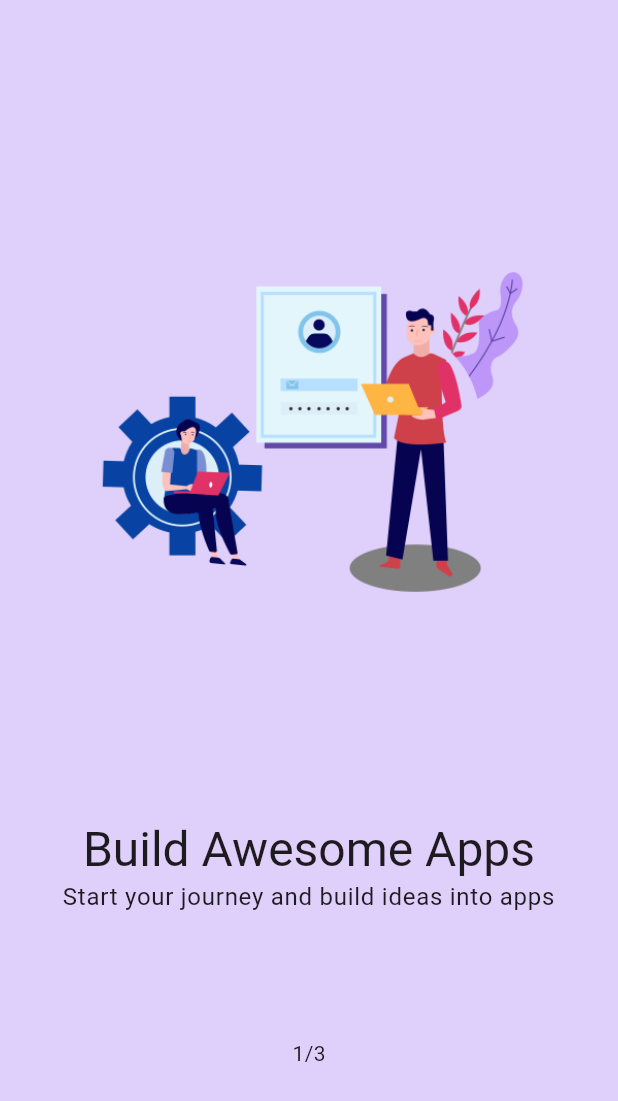
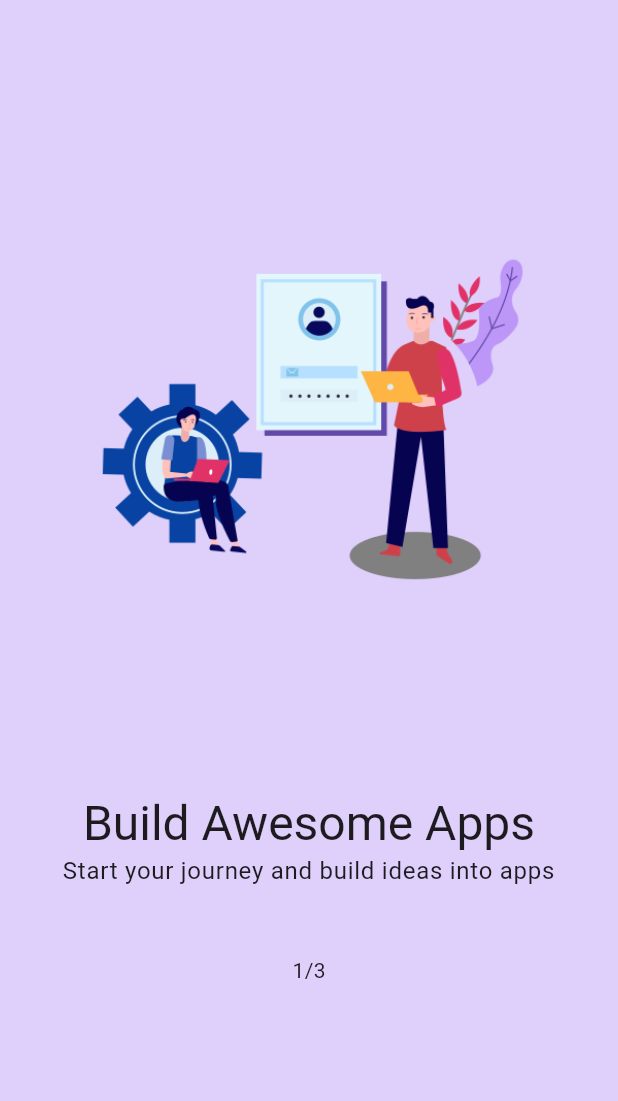
Before and after one commit to zobaer53/flutter_login_template, a Flutter app: the screen it shows after launch, on a phone screen of 412 x 824 dp. Shown: the top 1101 px of the screen. Run offline on Flutter 3.47's test engine with Material 3 defaults, Android fonts, the light colour scheme and no system bars; drawn by our look-alikes of liquid_swipe; our stand-ins replace get, google_fonts.

Commit message:
refactor -- first screen og onBoarding page

```diff
--- a/lib/src/features/authentication/screens/on_boarding/on_boarding_screen.dart
+++ b/lib/src/features/authentication/screens/on_boarding/on_boarding_screen.dart
@@ -12,6 +12,7 @@ class OnBoardingScreen extends StatelessWidget {
 
   @override
   Widget build(BuildContext context) {
+    final size = MediaQuery.of(context).size; // size of the device screen
     return Scaffold(
       body: Stack(
         children: [
@@ -30,7 +31,10 @@ class OnBoardingScreen extends StatelessWidget {
 
                   mainAxisAlignment: MainAxisAlignment.spaceEvenly,
                   children: [
-                    Image.asset(Assets.onboardingOnboarding1),
+                    Image.asset(
+                      Assets.onboardingOnboarding1,
+                      height: size.height * .5,
+                    ), //50% of devices height
 
                     /*
                     * column bellow will not be effected
@@ -39,14 +43,21 @@ class OnBoardingScreen extends StatelessWidget {
 
                     Column(
                       children: [
-                        Text(zOnBoardingTitle1,
-                          style: Theme.of(context).textTheme.headlineLarge,),
-                        Text(zOnBoardingSubTitle1,
+                        Text(
+                          zOnBoardingTitle1,
+                          style: Theme.of(context).textTheme.headlineLarge,
+                        ),
+                        Text(
+                          zOnBoardingSubTitle1,
                           style: Theme.of(context).textTheme.bodyLarge,
-                          textAlign: TextAlign.center,),
+                          textAlign: TextAlign.center,
+                        ),
                       ],
                     ),
                     Text(zOnBoardingCournter1),
+                    SizedBox(
+                      height: 50,
+                    )
                   ],
                 ),
               ),
```
